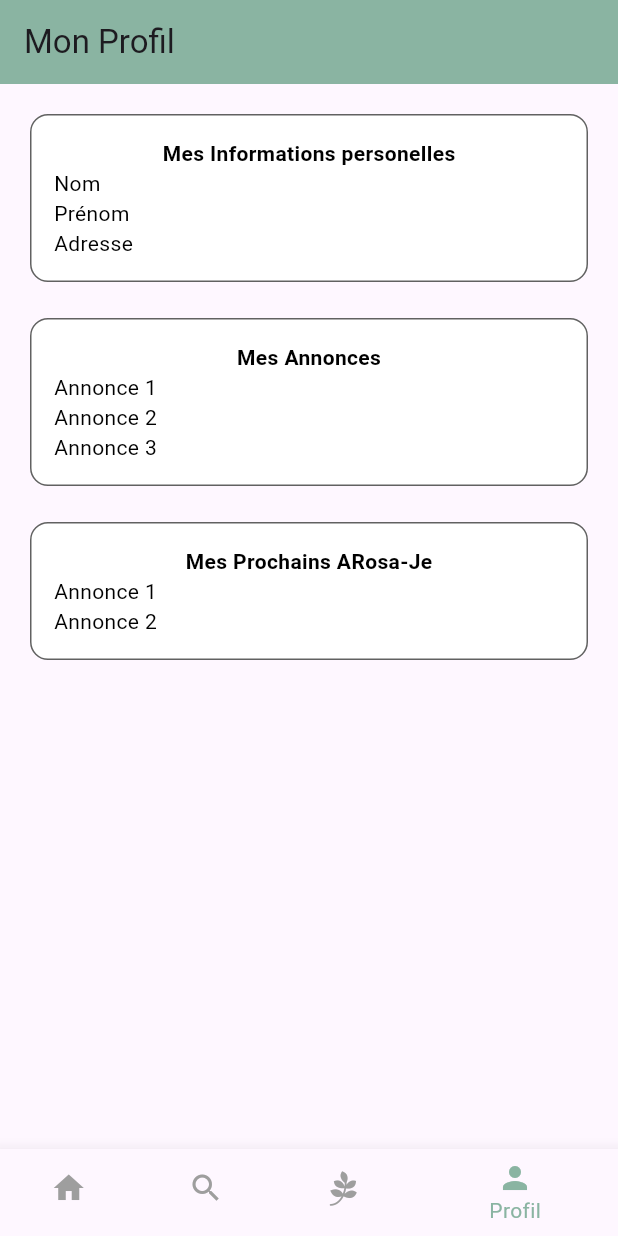
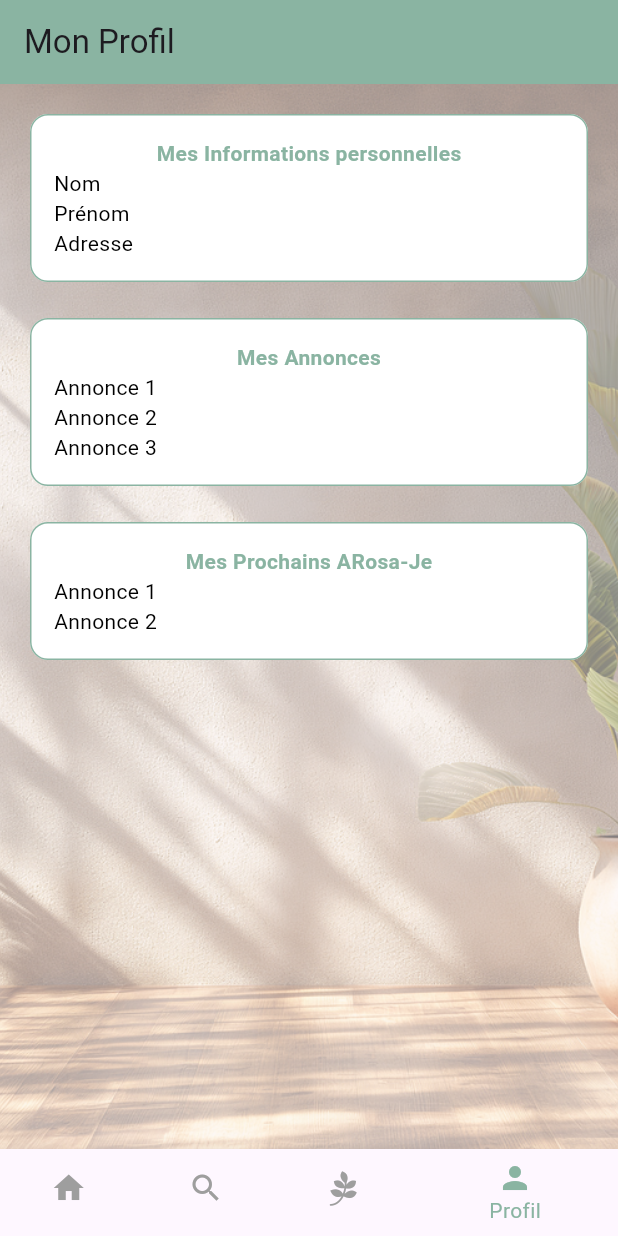
Before and after one commit to Coulibaly00180/MSPR, a Flutter app: the screen it shows after launch, item 4 of the bottom bar chosen, on a phone screen of 412 x 824 dp. Run offline on Flutter 3.47's test engine with Material 3 defaults, Android fonts, the phone set to English and light mode, and no system bars; our stand-ins replace flutter_map, font_awesome_flutter, go_router, google_fonts, latlong2; missing offline and left inert: navigator.

Commit message:
add background photos

```diff
--- a/front/lib/page/profil/my_profil.dart
+++ b/front/lib/page/profil/my_profil.dart
@@ -16,13 +16,28 @@ class MyProfilPage extends StatelessWidget {
     return Scaffold(
       appBar: AppBar(
         title: const Text("Mon Profil"),
-        backgroundColor: greenBar,),
-      body: Padding(
+        backgroundColor: greenBar,
+      ),
+      body: Stack(
+        children: [
+          // Background image with opacity
+          Opacity(
+            opacity: 0.5,
+            child: Container(
+              decoration: BoxDecoration(
+                image: DecorationImage(
+                  image: AssetImage('assets/images/plante-piece.png'),
+                  fit: BoxFit.cover,
+                ),
+              ),
+            ),
+          ),
+          Padding(
             padding: const EdgeInsets.all(16.0),
             child: Column(
               children: [
                 _buildCard(
-              title: "Mes Informations personelles",
+                  title: "Mes Informations personnelles",
                   contents: ["Nom", "Prénom", "Adresse"],
                   cardColor: cardColor,
                   titleTextStyle: titleTextStyle,
@@ -50,6 +65,8 @@ class MyProfilPage extends StatelessWidget {
               ],
             ),
           ),
+        ],
+      ),
     );
   }
 
@@ -66,14 +83,14 @@ class MyProfilPage extends StatelessWidget {
       elevation: 0,
       shape: RoundedRectangleBorder(
         borderRadius: BorderRadius.circular(12),
-        side: cardBorderSide,
+        side: BorderSide(color: greenBar),
       ),
       child: Padding(
         padding: const EdgeInsets.all(16.0),
         child: Column(
           crossAxisAlignment: CrossAxisAlignment.stretch,
           children: [
-            Center(child: Text(title, style: titleTextStyle)),
+            Center(child: Text(title, style: titleTextStyle.copyWith(color: greenBar))),
             for (var content in contents) Text(content, style: contentTextStyle),
           ],
         ),
```
Also changed, not shown: front/lib/page/annonces/announcement_menu.dart (+28 -8 lines), front/lib/page/home/home_page.dart (+1 -18 lines), front/lib/widgets/animations/animated_button.dart (+8 -3 lines), front/assets/images/monstera-paint.jpg (added), front/assets/images/paint.jpg (added), front/assets/images/plante-canape.png (added), front/assets/images/plante-piece.png (added), front/assets/images/plante-salon.png (added). Lines whose indentation alone changed are shown as unchanged.
